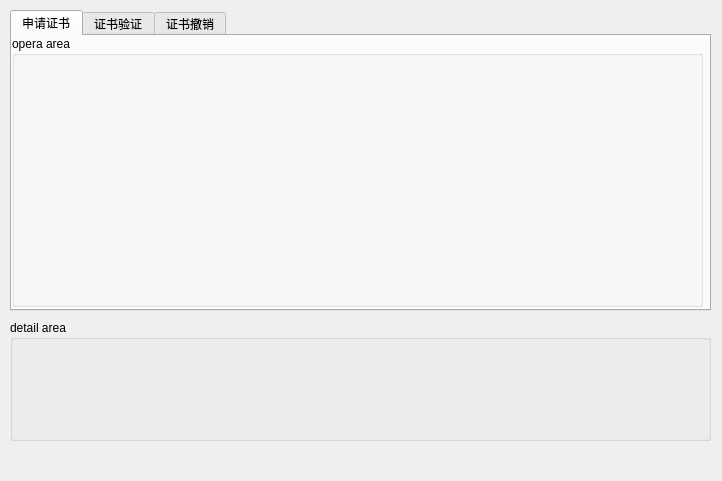
The window that mainwindow.ui (zengrx/openssl_ca) describes before a commit, drawn with Qt 5.
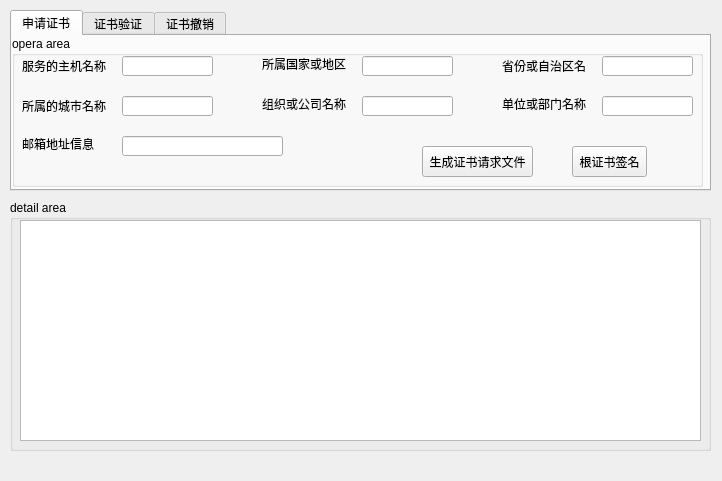
The same window after the commit.

```diff
--- a/mainwindow.ui
+++ b/mainwindow.ui
@@ -18,14 +18,30 @@
     <property name="geometry">
      <rect>
       <x>10</x>
-      <y>320</y>
+      <y>200</y>
       <width>701</width>
-      <height>121</height>
+      <height>251</height>
      </rect>
     </property>
     <property name="title">
      <string>detail area</string>
     </property>
+    <widget class="QTextEdit" name="textEdit">
+     <property name="enabled">
+      <bool>true</bool>
+     </property>
+     <property name="geometry">
+      <rect>
+       <x>10</x>
+       <y>20</y>
+       <width>681</width>
+       <height>221</height>
+      </rect>
+     </property>
+     <property name="readOnly">
+      <bool>true</bool>
+     </property>
+    </widget>
    </widget>
    <widget class="QTabWidget" name="tabWidget">
     <property name="geometry">
@@ -33,7 +49,7 @@
       <x>10</x>
       <y>10</y>
       <width>701</width>
-      <height>301</height>
+      <height>181</height>
      </rect>
     </property>
     <property name="currentIndex">
@@ -49,12 +65,199 @@
         <x>0</x>
         <y>0</y>
         <width>691</width>
-        <height>271</height>
+        <height>151</height>
        </rect>
       </property>
       <property name="title">
        <string>opera area</string>
       </property>
+      <widget class="QLabel" name="label">
+       <property name="geometry">
+        <rect>
+         <x>10</x>
+         <y>20</y>
+         <width>91</width>
+         <height>20</height>
+        </rect>
+       </property>
+       <property name="text">
+        <string>服务的主机名称</string>
+       </property>
+      </widget>
+      <widget class="QLineEdit" name="lineEdit">
+       <property name="geometry">
+        <rect>
+         <x>110</x>
+         <y>20</y>
+         <width>91</width>
+         <height>20</height>
+        </rect>
+       </property>
+      </widget>
+      <widget class="QLabel" name="label_2">
+       <property name="geometry">
+        <rect>
+         <x>250</x>
+         <y>20</y>
+         <width>91</width>
+         <height>16</height>
+        </rect>
+       </property>
+       <property name="text">
+        <string>所属国家或地区</string>
+       </property>
+      </widget>
+      <widget class="QLineEdit" name="lineEdit_2">
+       <property name="geometry">
+        <rect>
+         <x>350</x>
+         <y>20</y>
+         <width>91</width>
+         <height>20</height>
+        </rect>
+       </property>
+      </widget>
+      <widget class="QLabel" name="label_3">
+       <property name="geometry">
+        <rect>
+         <x>250</x>
+         <y>60</y>
+         <width>91</width>
+         <height>16</height>
+        </rect>
+       </property>
+       <property name="text">
+        <string>组织或公司名称</string>
+       </property>
+      </widget>
+      <widget class="QLineEdit" name="lineEdit_3">
+       <property name="geometry">
+        <rect>
+         <x>590</x>
+         <y>20</y>
+         <width>91</width>
+         <height>20</height>
+        </rect>
+       </property>
+      </widget>
+      <widget class="QLabel" name="label_4">
+       <property name="geometry">
+        <rect>
+         <x>490</x>
+         <y>60</y>
+         <width>91</width>
+         <height>16</height>
+        </rect>
+       </property>
+       <property name="text">
+        <string>单位或部门名称</string>
+       </property>
+      </widget>
+      <widget class="QLineEdit" name="lineEdit_4">
+       <property name="geometry">
+        <rect>
+         <x>110</x>
+         <y>60</y>
+         <width>91</width>
+         <height>20</height>
+        </rect>
+       </property>
+      </widget>
+      <widget class="QPushButton" name="pushButton">
+       <property name="geometry">
+        <rect>
+         <x>410</x>
+         <y>110</y>
+         <width>111</width>
+         <height>31</height>
+        </rect>
+       </property>
+       <property name="text">
+        <string>生成证书请求文件</string>
+       </property>
+      </widget>
+      <widget class="QLabel" name="label_5">
+       <property name="geometry">
+        <rect>
+         <x>490</x>
+         <y>20</y>
+         <width>91</width>
+         <height>20</height>
+        </rect>
+       </property>
+       <property name="text">
+        <string>省份或自治区名</string>
+       </property>
+      </widget>
+      <widget class="QLabel" name="label_6">
+       <property name="geometry">
+        <rect>
+         <x>10</x>
+         <y>60</y>
+         <width>91</width>
+         <height>20</height>
+        </rect>
+       </property>
+       <property name="text">
+        <string>所属的城市名称</string>
+       </property>
+      </widget>
+      <widget class="QLineEdit" name="lineEdit_5">
+       <property name="geometry">
+        <rect>
+         <x>350</x>
+         <y>60</y>
+         <width>91</width>
+         <height>20</height>
+        </rect>
+       </property>
+      </widget>
+      <widget class="QLineEdit" name="lineEdit_6">
+       <property name="geometry">
+        <rect>
+         <x>590</x>
+         <y>60</y>
+         <width>91</width>
+         <height>20</height>
+        </rect>
+       </property>
+      </widget>
+      <widget class="QLabel" name="label_7">
+       <property name="geometry">
+        <rect>
+         <x>10</x>
+         <y>100</y>
+         <width>91</width>
+         <height>16</height>
+        </rect>
+       </property>
+       <property name="text">
+        <string>邮箱地址信息</string>
+       </property>
+      </widget>
+      <widget class="QLineEdit" name="lineEdit_7">
+       <property name="geometry">
+        <rect>
+         <x>110</x>
+         <y>100</y>
+         <width>161</width>
+         <height>20</height>
+        </rect>
+       </property>
+      </widget>
+      <widget class="QPushButton" name="pushButton_2">
+       <property name="geometry">
+        <rect>
+         <x>560</x>
+         <y>110</y>
+         <width>75</width>
+         <height>31</height>
+        </rect>
+       </property>
+       <property name="text">
+        <string>根证书签名</string>
+       </property>
+      </widget>
      </widget>
     </widget>
     <widget class="QWidget" name="tab_2">
```
